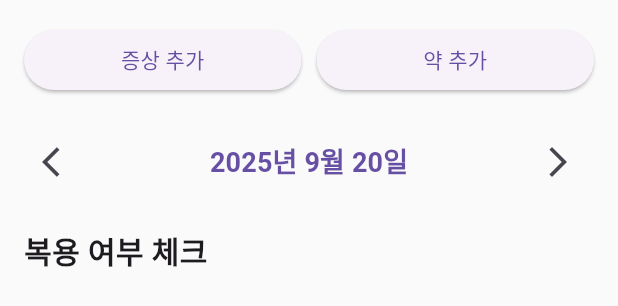
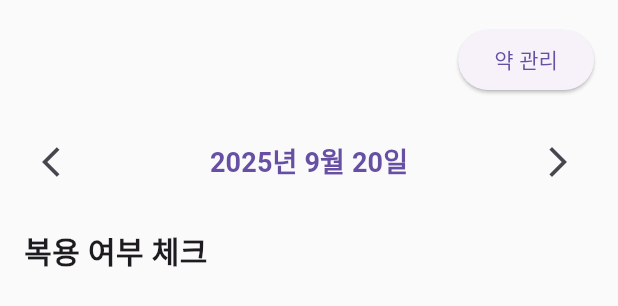
Before and after one commit to cathyjiwon/Checkey-mvp, a Flutter app: the MedicationScreen widget shown alone on an empty page, opened directly, on a phone screen of 412 x 824 dp. Shown: the top 306 px of the screen. Run offline on Flutter 3.47's test engine with Material 3 defaults, Android fonts, the light colour scheme and no system bars; our stand-ins replace fl_chart, shared_preferences, table_calendar; accounts and stored records are empty.

Commit message:
증상 추가 바로가기 일기 탭으로 이동

```diff
--- a/lib/screens/medication_screen.dart
+++ b/lib/screens/medication_screen.dart
@@ -4,7 +4,6 @@ import 'package:flutter/material.dart';
 import 'package:provider/provider.dart';
 import 'package:solusmvp/services/symptom_manager.dart';
 import 'package:solusmvp/services/medication_manager.dart';
-import 'package:solusmvp/widgets/frequent_symptom_drawer.dart';
 import 'package:solusmvp/widgets/medication_manager_drawer.dart';
 
 class MedicationScreen extends StatefulWidget {
@@ -27,30 +26,17 @@ class _MedicationScreenState extends State<MedicationScreen> {
             child: Column(
               crossAxisAlignment: CrossAxisAlignment.stretch,
               children: [
-                // 바로가기 버튼 섹션
+                // '약 관리' 바로가기 버튼 섹션
                 Row(
-                  mainAxisAlignment: MainAxisAlignment.spaceAround,
+                  mainAxisAlignment: MainAxisAlignment.end,
                   children: [
-                    Expanded(
-                      child: ElevatedButton(
-                        onPressed: () {
-                          Navigator.of(context).push(
-                            MaterialPageRoute(builder: (context) => const FrequentSymptomDrawer()),
-                          );
-                        },
-                        child: const Text('증상 추가', textAlign: TextAlign.center),
-                      ),
-                    ),
-                    const SizedBox(width: 10),
-                    Expanded(
-                      child: ElevatedButton(
-                        onPressed: () {
-                          Navigator.of(context).push(
-                            MaterialPageRoute(builder: (context) => const MedicationManagerDrawer()),
-                          );
-                        },
-                        child: const Text('약 추가', textAlign: TextAlign.center),
-                      ),
+                    ElevatedButton(
+                      onPressed: () {
+                        Navigator.of(context).push(
+                          MaterialPageRoute(builder: (context) => const MedicationManagerDrawer()),
+                        );
+                      },
+                      child: const Text('약 관리', textAlign: TextAlign.center),
                     ),
                   ],
                 ),
```
Also changed, not shown: lib/screens/diary_screen.dart (+21 -2 lines).
